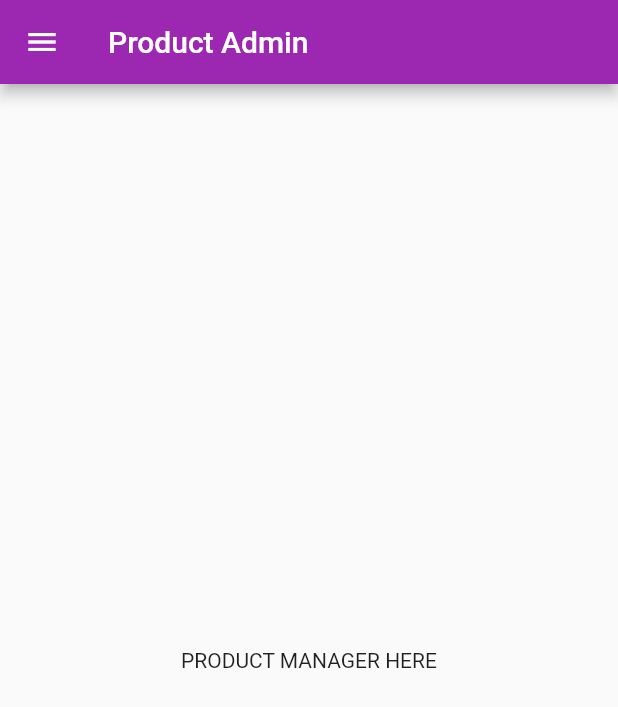
After one commit to autibequi/flutterMess, a Flutter app: the ProductAdminPage screen opened directly, in the side drawer, after a tap on "Manage Products", on a phone screen of 412 x 824 dp. The commit adds this screen. Shown: the top 707 px of the screen. Run offline on Flutter 3.47's test engine with Material 2 defaults, Android fonts, the phone set to English and light mode, and no system bars.

Commit message:
Moves drawer to own component

```diff
--- a/lib/pages/auth.dart
+++ b/lib/pages/auth.dart
@@ -17,7 +17,7 @@ class AuthPage extends StatelessWidget {
               Navigator.pushReplacement(
                   context,
                   MaterialPageRoute(
-                      builder: (BuildContext context) => ProductPage()));
+                      builder: (BuildContext context) => ProductsPage()));
             },
           ),
         ));
--- /dev/null
+++ b/lib/pages/drawer.dart
@@ -0,0 +1,33 @@
+import 'package:flutter/material.dart';
+
+import './product_admin.dart';
+import './products.dart';
+
+class DrawerManager extends StatelessWidget {
+  @override
+  Widget build(BuildContext context) {
+    return Drawer(
+      child: Column(
+        children: <Widget>[
+          AppBar(automaticallyImplyLeading: false, title: Text('Choose')),
+          ListTile(
+              title: Text('Manage Products'),
+              onTap: () {
+                Navigator.push(
+                    context,
+                    MaterialPageRoute(
+                        builder: (BuildContext context) => ProductAdminPage()));
+              }),
+          ListTile(
+              title: Text('List Products'),
+              onTap: () {
+                Navigator.push(
+                    context,
+                    MaterialPageRoute(
+                        builder: (BuildContext context) => ProductsPage()));
+              })
+        ],
+      ),
+    );
+  }
+}
--- /dev/null
+++ b/lib/pages/product_admin.dart
@@ -0,0 +1,19 @@
+import 'package:flutter/material.dart';
+
+import './drawer.dart';
+
+class ProductAdminPage extends StatelessWidget {
+  @override
+  Widget build(BuildContext context) {
+    return Scaffold(
+        drawer: DrawerManager(),
+        appBar: AppBar(
+          title: Text('Product Admin'),
+        ),
+        body: Container(
+          child: Center(
+            child: Text('PRODUCT MANAGER HERE'),
+          ),
+        ));
+  }
+}
```
Also changed, not shown: lib/pages/products.dart (+3 -9 lines).
